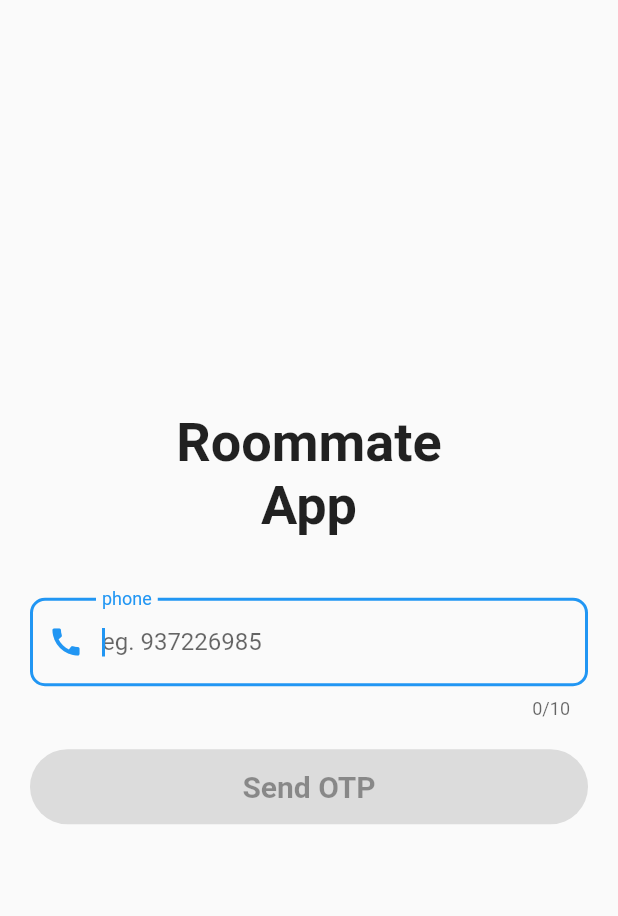
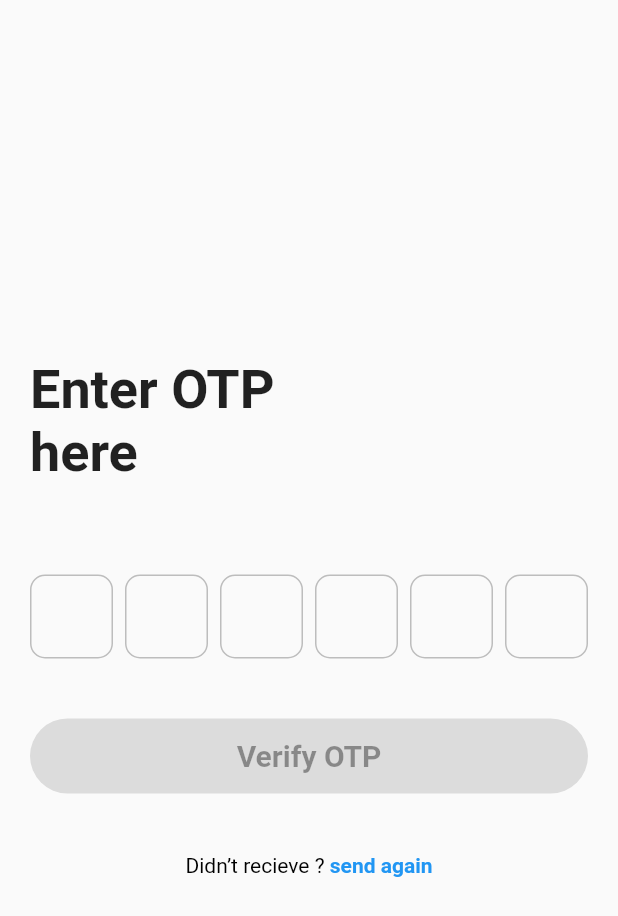
Before and after one commit to parbat680/tsec_frontend_team-07, a Flutter app: the screen it shows after launch, on a phone screen of 412 x 824 dp. Shown: the top 916 px of the screen. Run offline on Flutter 3.47's test engine with Material 2 defaults, Android fonts, the phone set to English and light mode, and no system bars; drawn by our look-alikes of pinput; our stand-ins replace firebase_auth, firebase_core, get; accounts and stored records are empty.

Commit message:
otp screen done

```diff
--- a/lib/main.dart
+++ b/lib/main.dart
@@ -3,11 +3,13 @@ import 'dart:developer';
 import 'package:flutter/material.dart';
 import 'package:firebase_core/firebase_core.dart';
 import 'package:get/get.dart';
-import 'package:tsec_app/views/login_screen.dart';
+import 'package:tsec_app/views/auth/login_screen.dart';
+import 'package:tsec_app/views/auth/otp_screen.dart';
 import 'firebase_options.dart';
 
 void main() async {
   try {
+    WidgetsFlutterBinding.ensureInitialized();
     await Firebase.initializeApp(
       options: DefaultFirebaseOptions.currentPlatform,
     );
@@ -28,7 +30,7 @@ class MyApp extends StatelessWidget {
         primarySwatch: Colors.blue,
       ),
       debugShowCheckedModeBanner: false,
-      home: LoginScreen(),
+      home: OtpScreen(),
     );
   }
 }
--- a/lib/views/login_screen.dart
+++ b/lib/views/auth/login_screen.dart
@@ -1,11 +1,14 @@
 import 'package:flutter/material.dart';
 
 import 'package:get/get.dart';
+
+import '../../network/otp_verify.dart';
 
 class LoginScreen extends StatelessWidget {
   LoginScreen({Key? key}) : super(key: key);
 
   RxBool isDisabled = true.obs;
+  TextEditingController _phone = TextEditingController();
 
   final formKey = GlobalKey<FormState>();
   @override
@@ -31,6 +34,7 @@ class LoginScreen extends StatelessWidget {
                 height: 40,
               ),
               TextFormField(
+                controller: _phone,
                 keyboardType: TextInputType.number,
                 decoration: InputDecoration(
                   label: Text("phone"),
@@ -60,7 +64,11 @@ class LoginScreen extends StatelessWidget {
                 height: 20,
               ),
               Obx(() => ElevatedButton(
-                    onPressed: isDisabled.value ? null : () {},
+                    onPressed: isDisabled.value
+                        ? null
+                        : () {
+                            OtpVerification.authenticateUser(_phone.text);
+                          },
                     style: ElevatedButton.styleFrom(
                       shape: StadiumBorder(),
                       minimumSize: Size(double.infinity, 50),
--- /dev/null
+++ b/lib/views/auth/otp_screen.dart
@@ -0,0 +1,123 @@
+import 'package:flutter/material.dart';
+import 'package:flutter/src/foundation/key.dart';
+import 'package:flutter/src/widgets/framework.dart';
+import 'package:get/get.dart';
+import 'package:pinput/pinput.dart';
+
+class OtpScreen extends StatelessWidget {
+  OtpScreen({Key? key}) : super(key: key);
+
+  RxBool isDisabled = true.obs;
+
+  @override
+  Widget build(BuildContext context) {
+    return Scaffold(
+      body: Container(
+        margin: EdgeInsets.all(20),
+        child: Form(
+          child: Column(
+              mainAxisAlignment: MainAxisAlignment.center,
+              crossAxisAlignment: CrossAxisAlignment.center,
+              children: [
+                Container(
+                  alignment: Alignment.topLeft,
+                  child: Text(
+                    "Enter OTP \nhere",
+                    style: TextStyle(
+                      fontSize: 36,
+                      fontWeight: FontWeight.w600,
+                    ),
+                  ),
+                ),
+                SizedBox(
+                  height: 60,
+                ),
+                showPin(),
+                SizedBox(
+                  height: 40,
+                ),
+                Obx(() => ElevatedButton(
+                      onPressed: isDisabled.value ? null : () {},
+                      style: ElevatedButton.styleFrom(
+                        shape: StadiumBorder(),
+                        minimumSize: Size(double.infinity, 50),
+                      ),
+                      child: const Text(
+                        "Verify OTP",
+                        style: TextStyle(
+                          fontSize: 20,
+                          fontWeight: FontWeight.w700,
+                        ),
+                      ),
+                    )),
+                SizedBox(
+                  height: 40,
+                ),
+                RichText(
+                    text: TextSpan(
+                        text: "Didn’t recieve ? ",
+                        style: TextStyle(
+                          fontSize: 14,
+                          color: Colors.black,
+                        ),
+                        children: [
+                      WidgetSpan(
+                        child: GestureDetector(
+                          onTap: () {},
+                          child: Text(
+                            "send again",
+                            style: TextStyle(
+                                color: Colors.blue,
+                                fontWeight: FontWeight.w600),
+                          ),
+                        ),
+                      )
+                    ]))
+              ]),
+        ),
+      ),
+    );
+  }
+
+  showPin() {
+    final defaultPinTheme = PinTheme(
+      width: 56,
+      height: 56,
+      textStyle: TextStyle(
+          fontSize: 20,
+          color: Color.fromRGBO(30, 60, 87, 1),
+          fontWeight: FontWeight.w600),
+      decoration: BoxDecoration(
+        border: Border.all(color: Colors.grey.shade400),
+        borderRadius: BorderRadius.circular(10),
+      ),
+    );
+
+    final focusedPinTheme = defaultPinTheme.copyDecorationWith(
+      border: Border.all(color: Color.fromRGBO(114, 178, 238, 1)),
+      borderRadius: BorderRadius.circular(8),
+    );
+
+    final submittedPinTheme = defaultPinTheme.copyWith(
+      decoration: defaultPinTheme.decoration!.copyWith(
+        color: Color.fromRGBO(234, 239, 243, 1),
+      ),
+    );
+
+    return Pinput(
+      length: 6,
+      defaultPinTheme: defaultPinTheme,
+      focusedPinTheme: focusedPinTheme,
+      submittedPinTheme: submittedPinTheme,
+      onChanged: (s) {
+        (s.length == 6) ? isDisabled.value = false : isDisabled.value = true;
+      },
+      validator: (s) {
+        if (s == null || s.length < 6 || !GetUtils.isNumericOnly(s)) {
+          return "Enter valid otp";
+        }
+      },
+      showCursor: true,
+    );
+  }
+}
--- /dev/null
+++ b/lib/views/widgets/botttom_sanckbar.dart
@@ -0,0 +1,11 @@
+import 'package:get/get.dart';
+import 'package:flutter/material.dart';
+
+showBottomSnack({required String title, required String message}) {
+  return Get.snackbar(
+    title,
+    message,
+    snackPosition: SnackPosition.BOTTOM,
+    snackStyle: SnackStyle.FLOATING,
+  );
+}
--- a/pubspec.yaml
+++ b/pubspec.yaml
@@ -42,6 +42,7 @@ dependencies:
   onesignal_flutter: ^3.5.0
   url_launcher: ^6.1.8
   firebase_auth: ^4.2.5
+  pinput: ^2.2.21
 
 
 
```
Also changed, not shown: pubspec.lock.
